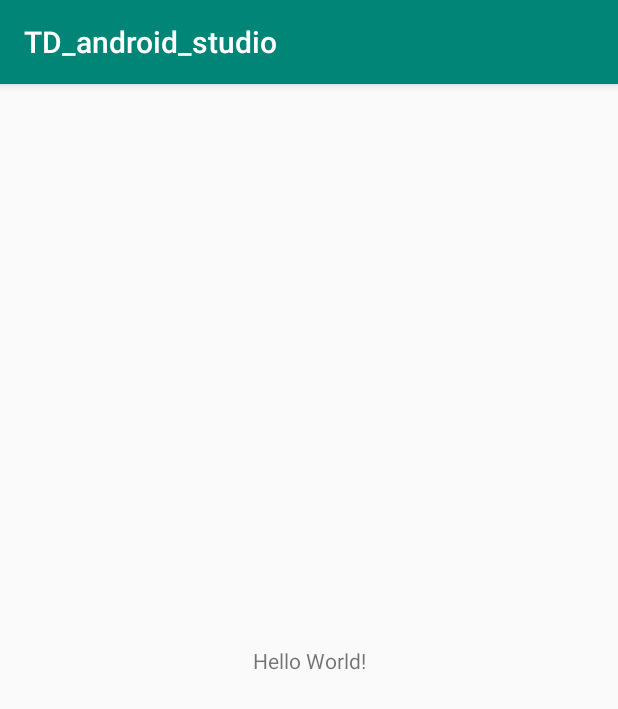
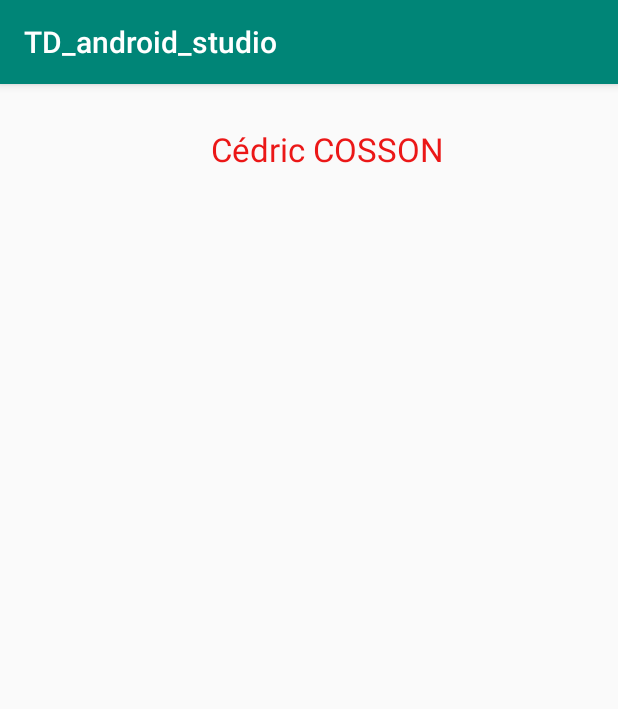
Before and after one commit to cedriccosson83/AS_TD, an Android app: the screen it shows after launch (MainActivity), on a phone screen of 412 x 824 dp. Shown: the top 709 px of the screen. Run offline under Robolectric (Android 15) with nearby library versions, the phone set to English and light mode, and no system bars.

Commit message:
Partie2C

```diff
--- a/app/src/main/AndroidManifest.xml
+++ b/app/src/main/AndroidManifest.xml
@@ -9,6 +9,8 @@
         android:roundIcon="@mipmap/ic_launcher_round"
         android:supportsRtl="true"
         android:theme="@style/AppTheme">
+        <activity android:name=".LoginActivity"></activity>
+        <activity android:name=".HomeActivity" />
         <activity android:name=".MainActivity">
             <intent-filter>
                 <action android:name="android.intent.action.MAIN" />
--- a/app/src/main/res/layout/activity_main.xml
+++ b/app/src/main/res/layout/activity_main.xml
@@ -9,10 +9,15 @@
     <TextView
         android:layout_width="wrap_content"
         android:layout_height="wrap_content"
-        android:text="Hello World!"
+        android:editable="true"
+        android:text="Cédric COSSON"
+        android:textAppearance="@style/TextAppearance.AppCompat.Large"
+        android:textColor="#EB1717"
         app:layout_constraintBottom_toBottomOf="parent"
+        app:layout_constraintHorizontal_bias="0.548"
         app:layout_constraintLeft_toLeftOf="parent"
         app:layout_constraintRight_toRightOf="parent"
-        app:layout_constraintTop_toTopOf="parent" />
+        app:layout_constraintTop_toTopOf="parent"
+        app:layout_constraintVertical_bias="0.039" />
 
 </androidx.constraintlayout.widget.ConstraintLayout>
```
Also changed, not shown: app/src/main/java/com/example/td_android_studio/HomeActivity.kt (added, +12 -0 lines), app/src/main/java/com/example/td_android_studio/LoginActivity.kt (added, +12 -0 lines), app/src/main/res/layout/activity_home.xml (added, +9 -0 lines), app/src/main/res/layout/activity_login.xml (added, +9 -0 lines).
